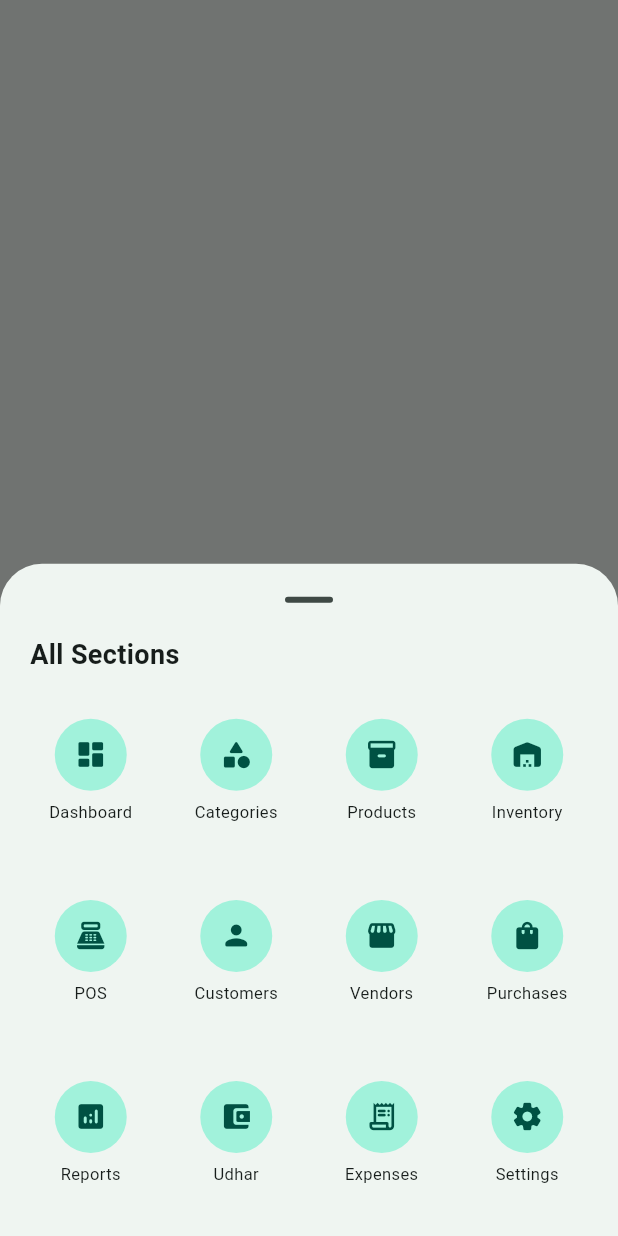
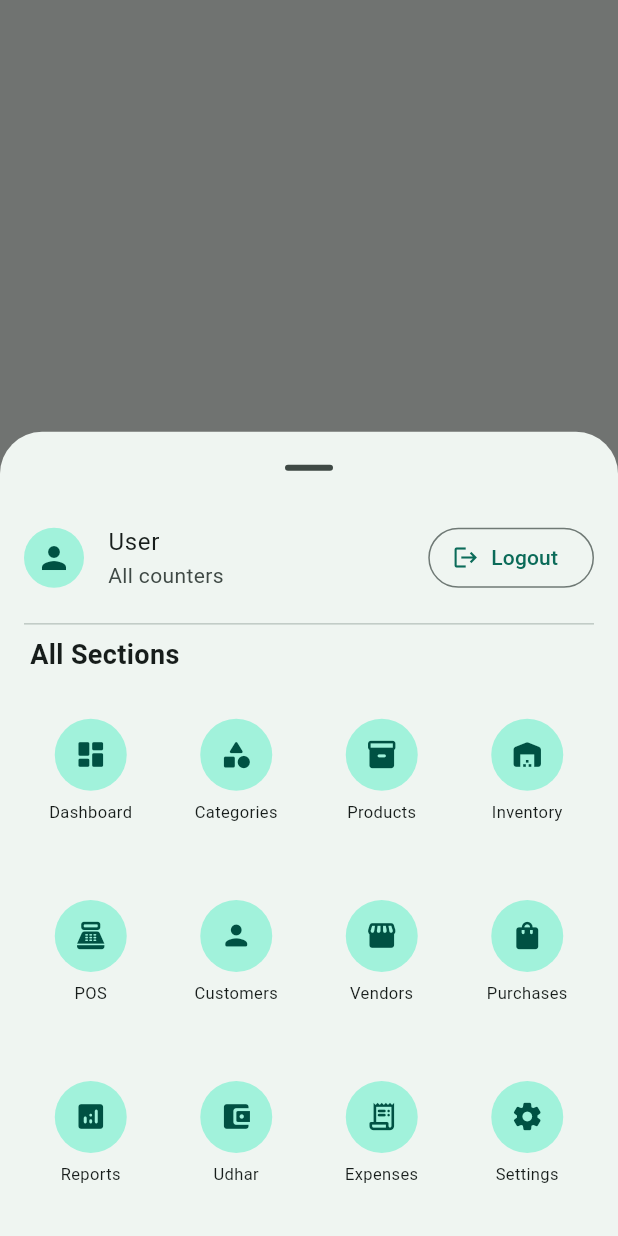
Before and after one commit to jaganathpanda/pocket-pos, a Flutter app: the _AppShell screen opened directly with empty values, item 5 of the bottom bar chosen, on a phone screen of 412 x 824 dp. Run offline on Flutter 3.47's test engine with Material 3 defaults, Android fonts, the phone set to English and light mode, and no system bars; our stand-ins replace drift, file_picker, flutter_riverpod, go_router, pdf, printing and 1 more; missing offline and left inert: mobile_scanner; accounts and stored records are empty; generated files the repository leaves out were written again.

Commit message:
Add logout and surface the active POS counter
- Logout from the Menu sheet (phones) and the navigation rail (tablet),
  returning to the login screen.
- Menu sheet shows a header with the signed-in user and their counter.
- Login shows a confirmation snackbar identifying the counter (or 'All
  counters' for owner/manager); rail shows the counter name above logout.

Co-Authored-By: Claude Opus 4.8 <noreply@anthropic.com>

```diff
--- a/lib/app/router.dart
+++ b/lib/app/router.dart
@@ -2,6 +2,7 @@ import 'package:flutter/material.dart';
 import 'package:flutter_riverpod/flutter_riverpod.dart';
 import 'package:go_router/go_router.dart';
 
+import '../features/auth/domain/auth_models.dart';
 import '../features/auth/presentation/login_page.dart';
 import '../features/categories/presentation/category_page.dart';
 import '../features/customers/presentation/customer_details_page.dart';
@@ -121,6 +122,26 @@ class _AppShell extends ConsumerWidget {
               onDestinationSelected: (index) => context.go(destinations[index].route),
               labelType: NavigationRailLabelType.all,
               scrollable: true,
+              trailing: Padding(
+                padding: const EdgeInsets.symmetric(vertical: 12),
+                child: Column(
+                  mainAxisSize: MainAxisSize.min,
+                  children: [
+                    if (user?.posCounterName != null)
+                      Padding(
+                        padding: const EdgeInsets.only(bottom: 8),
+                        child: Text(user!.posCounterName!,
+                            style: const TextStyle(
+                                fontSize: 11, fontWeight: FontWeight.bold)),
+                      ),
+                    IconButton(
+                      tooltip: 'Logout',
+                      icon: const Icon(Icons.logout),
+                      onPressed: () => _logout(context, ref),
+                    ),
+                  ],
+                ),
+              ),
               destinations: [
                 for (final d in destinations)
                   NavigationRailDestination(
@@ -155,7 +176,7 @@ class _AppShell extends ConsumerWidget {
           if (index < primary.length) {
             context.go(primary[index].route);
           } else {
-            _showMenuSheet(context, destinations);
+            _showMenuSheet(context, ref, destinations, user);
           }
         },
         destinations: [
@@ -167,9 +188,16 @@ class _AppShell extends ConsumerWidget {
     );
   }
 
+  void _logout(BuildContext context, WidgetRef ref) {
+    ref.read(authControllerProvider.notifier).logout();
+    context.go('/login');
+  }
+
   void _showMenuSheet(
     BuildContext context,
+    WidgetRef ref,
     List<({String route, String label, IconData icon})> destinations,
+    AppUser? user,
   ) {
     showModalBottomSheet<void>(
       context: context,
@@ -184,6 +212,23 @@ class _AppShell extends ConsumerWidget {
               mainAxisSize: MainAxisSize.min,
               crossAxisAlignment: CrossAxisAlignment.start,
               children: [
+                ListTile(
+                  contentPadding: EdgeInsets.zero,
+                  leading: const CircleAvatar(child: Icon(Icons.person)),
+                  title: Text(user?.username ?? 'User'),
+                  subtitle: Text(user?.posCounterName != null
+                      ? 'Counter: ${user!.posCounterName}'
+                      : 'All counters'),
+                  trailing: OutlinedButton.icon(
+                    onPressed: () {
+                      Navigator.pop(sheetContext);
+                      _logout(context, ref);
+                    },
+                    icon: const Icon(Icons.logout, size: 18),
+                    label: const Text('Logout'),
+                  ),
+                ),
+                const Divider(),
                 const Padding(
                   padding: EdgeInsets.only(left: 4, bottom: 12),
                   child: Text('All Sections',
--- a/lib/features/auth/presentation/login_page.dart
+++ b/lib/features/auth/presentation/login_page.dart
@@ -46,10 +46,19 @@ class _LoginPageState extends ConsumerState<LoginPage> {
                     onPressed: auth.isLoading
                         ? null
                         : () async {
+                            final messenger = ScaffoldMessenger.of(context);
                             final ok = await ref.read(authControllerProvider.notifier).login(_username.text.trim(), _pin.text.trim());
                             if (!context.mounted) return;
                             if (ok) {
+                              final user = ref.read(currentUserProvider);
+                              final where = user?.posCounterName ?? 'All counters';
                               context.go('/dashboard');
+                              messenger.showSnackBar(
+                                SnackBar(
+                                  content: Text('Signed in as ${user?.username ?? ''}  ·  $where'),
+                                  duration: const Duration(seconds: 2),
+                                ),
+                              );
                             } else {
                               final authState = ref.read(authControllerProvider);
                               final message = authState.hasError
```
